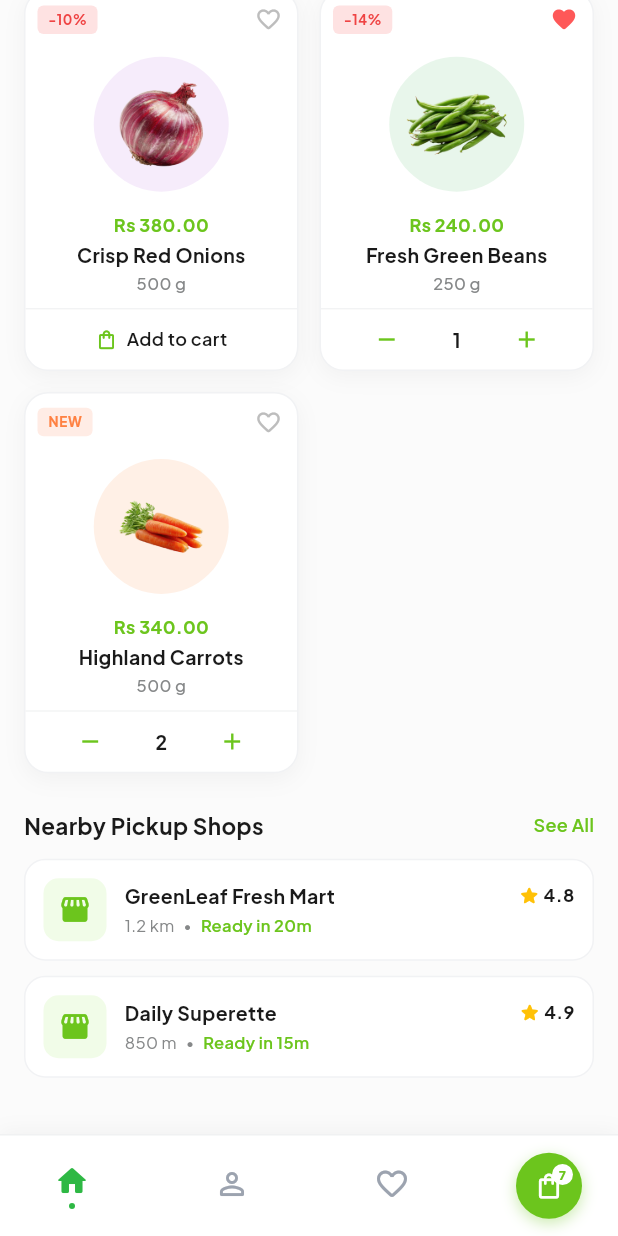
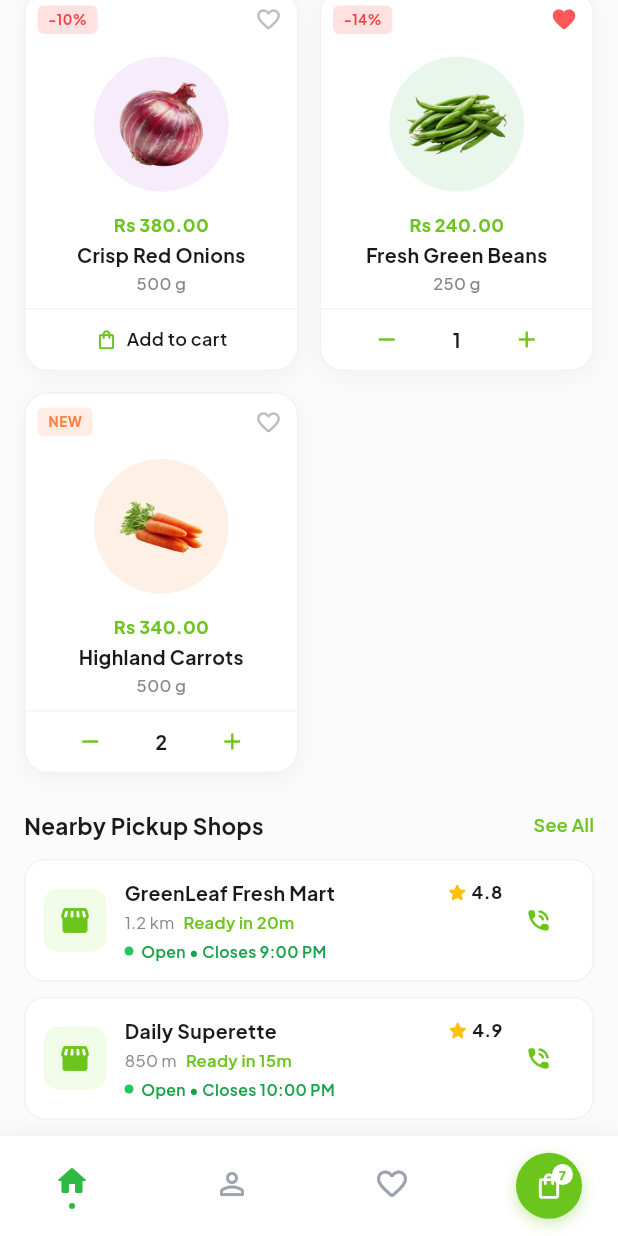
Before and after one commit to Akila-Liyanage/DashGrocer, a Flutter app: the screen it shows once a user with an empty profile is signed in, scrolled down 824 dp, on a phone screen of 412 x 824 dp. Run offline on Flutter 3.47's test engine with Material 3 defaults, Android fonts, the light colour scheme and no system bars; our stand-ins replace cloud_firestore, firebase_auth, firebase_core, google_fonts; accounts and stored records are empty.

Commit message:
feat(home): enrich popular partner shops with operating status and distance badges

```diff
--- a/lib/views/customer/customer_home_tab.dart
+++ b/lib/views/customer/customer_home_tab.dart
@@ -29,12 +29,18 @@ class _CustomerHomeTabState extends State<CustomerHomeTab> {
       'distance': '1.2 km',
       'pickupTime': 'Ready in 20m',
       'rating': '4.8',
+      'hours': 'Open • Closes 9:00 PM',
+      'phone': '+94 71 987 6543',
+      'address': 'No. 45, High Level Rd, Maharagama',
     },
     {
       'name': 'Daily Superette',
       'distance': '850 m',
       'pickupTime': 'Ready in 15m',
       'rating': '4.9',
+      'hours': 'Open • Closes 10:00 PM',
+      'phone': '+94 11 234 5678',
+      'address': 'No. 12, Station Road, Maharagama',
     },
   ];
 
@@ -609,8 +615,6 @@ class _NearbyShopCard extends StatelessWidget {
                       ),
                     ),
                     const SizedBox(width: 6),
-                    const Text('•', style: TextStyle(color: Color(0xFF868889), fontSize: 10)),
-                    const SizedBox(width: 6),
                     Text(
                       shop['pickupTime'] as String,
                       style: GoogleFonts.plusJakartaSans(
@@ -621,8 +625,44 @@ class _NearbyShopCard extends StatelessWidget {
                     ),
                   ],
                 ),
+                const SizedBox(height: 3),
+                Row(
+                  children: [
+                    Container(
+                      width: 6,
+                      height: 6,
+                      decoration: const BoxDecoration(
+                        color: Color(0xFF22C55E),
+                        shape: BoxShape.circle,
+                      ),
+                    ),
+                    const SizedBox(width: 5),
+                    Text(
+                      (shop['hours'] as String?) ?? 'Open Now',
+                      style: GoogleFonts.plusJakartaSans(
+                        fontSize: 10.5,
+                        fontWeight: FontWeight.w600,
+                        color: const Color(0xFF16A34A),
+                      ),
+                    ),
+                  ],
+                ),
               ],
             ),
+          ),
+          IconButton(
+            icon: const Icon(Icons.phone_in_talk_rounded, size: 18, color: AppColors.brandGreen),
+            tooltip: 'Call Store',
+            onPressed: () {
+              ScaffoldMessenger.of(context).showSnackBar(
+                SnackBar(
+                  content: Text('Calling ${shop['name']} (${shop['phone']})...'),
+                  backgroundColor: AppColors.brandGreen,
+                  behavior: SnackBarBehavior.floating,
+                  shape: RoundedRectangleBorder(borderRadius: BorderRadius.circular(10)),
+                ),
+              );
+            },
           ),
         ],
       ),
```
